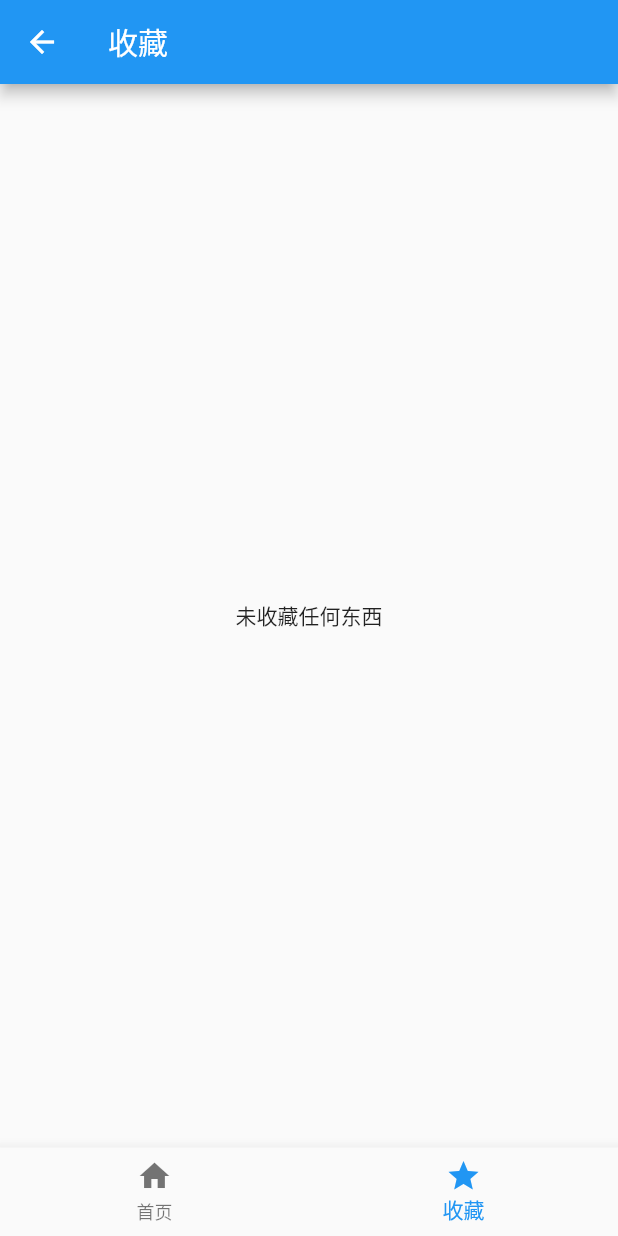
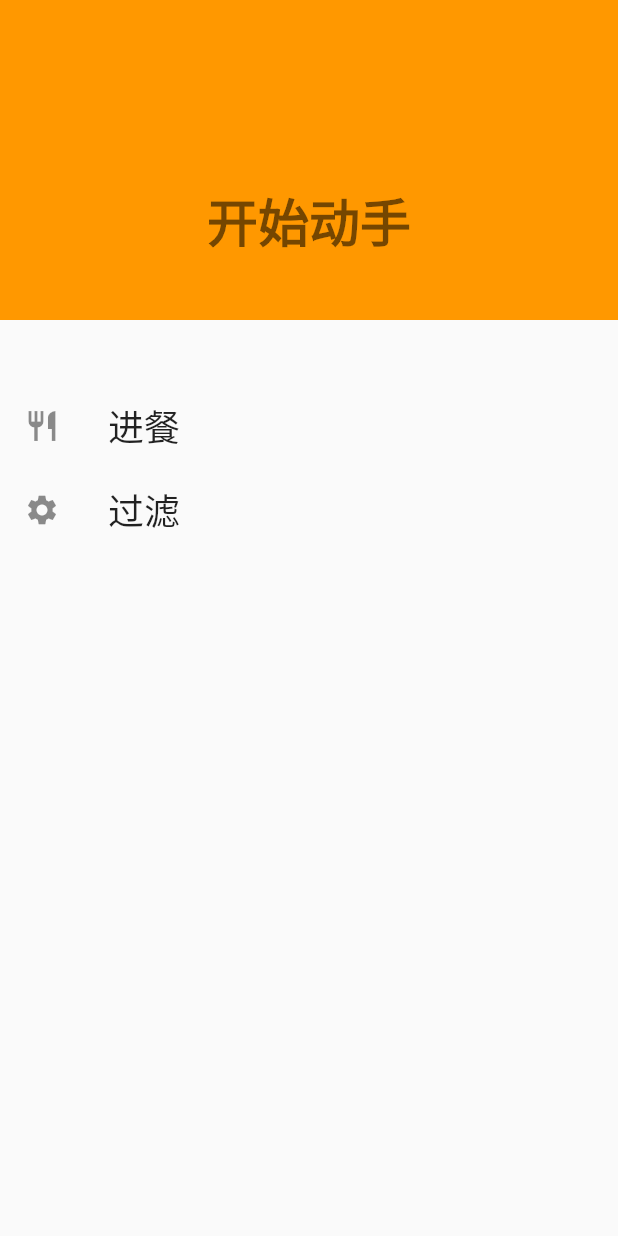
Before and after one commit to svran/flutter-learning, a Flutter app: the SvranMainScreen screen opened directly, item 2 of the bottom bar chosen, with the side drawer open (before the commit the screen has no drawer), on a phone screen of 412 x 824 dp. Run offline on Flutter 3.47's test engine with Material 2 defaults, Android fonts, the phone set to English and light mode, and no system bars; drawn by our look-alikes of oktoast; our stand-ins replace dio, event_bus, logger; network calls fail.

Commit message:
_ 学习中.... 练习 重新优化屏幕适配

```diff
--- a/lib/app/main.dart
+++ b/lib/app/main.dart
@@ -5,6 +5,7 @@ import 'package:provider/provider.dart';
 import 'package:svran_flutter_study/app/core/router/routes.dart';
 import 'package:svran_flutter_study/app/core/view_model/init_providers_view_model.dart';
 import 'package:svran_flutter_study/app/ui/shared/app_theme.dart';
+import 'package:svran_flutter_study/app/ui/shared/svran_pixel.dart';
 import 'package:svran_flutter_study/study/screen_adaptation/size_fit.dart';
 
 import '../public_code.dart';
@@ -18,6 +19,8 @@ class App extends StatelessWidget {
   @override
   Widget build(BuildContext context) {
     SvranSizeFit.init();
+    return SvranPixel(
+      builder: (context) {
         return OKToast(
           animationBuilder: const Miui10AnimBuilder(),
           backgroundColor: Colors.black.withAlpha(0x99),
@@ -36,5 +39,7 @@ class App extends StatelessWidget {
             darkTheme: AppTheme.darkTheme,
           ),
         );
+      },
+    );
   }
 }
--- a/lib/app/ui/pages/home/home_category_item.dart
+++ b/lib/app/ui/pages/home/home_category_item.dart
@@ -1,7 +1,5 @@
 import 'package:flutter/material.dart';
 import 'package:svran_flutter_study/app/core/model/category_model.dart';
-import 'package:svran_flutter_study/app/core/services/json_parse.dart';
-import 'package:svran_flutter_study/app/ui/pages/main/main.dart';
 import 'package:svran_flutter_study/app/ui/pages/meal/meal.dart';
 import 'package:svran_flutter_study/ext/toast/svran_toast.dart';
 import 'package:svran_flutter_study/study/screen_adaptation/size_fit.dart';
--- a/lib/app/ui/pages/home/home_content.dart
+++ b/lib/app/ui/pages/home/home_content.dart
@@ -1,8 +1,6 @@
-import 'package:flutter/gestures.dart';
 import 'package:flutter/material.dart';
 import 'package:svran_flutter_study/app/core/model/category_model.dart';
 import 'package:svran_flutter_study/app/core/services/json_parse.dart';
-import 'package:svran_flutter_study/public_code.dart';
 import 'package:svran_flutter_study/study/screen_adaptation/size_fit.dart';
 
 import 'home_category_item.dart';
--- /dev/null
+++ b/lib/app/ui/pages/home/home_drawer.dart
@@ -0,0 +1,47 @@
+import 'package:flutter/material.dart';
+import 'package:svran_flutter_study/app/ui/pages/filter/filter.dart';
+import 'package:svran_flutter_study/study/screen_adaptation/size_fit.dart';
+
+class SvranHomeDrawer extends StatelessWidget {
+  const SvranHomeDrawer({Key? key}) : super(key: key);
+
+  @override
+  Widget build(BuildContext context) {
+    return SizedBox(
+      width: 250.px,
+      child: Drawer(
+        child: Column(
+          children: [
+            buildHeaderView(context),
+            buildListTile(context, const Icon(Icons.restaurant), "进餐", () {
+              Navigator.pop(context);
+            }),
+            buildListTile(context, const Icon(Icons.settings), "过滤", () {
+              // Navigator.pop(context);
+              Navigator.pushNamed(context, SvranFilterScreen.routeName);
+            }),
+          ],
+        ),
+      ),
+    );
+  }
+
+  buildHeaderView(BuildContext context) {
+    return Container(
+      margin: EdgeInsets.only(bottom: 20.px),
+      color: Colors.orange,
+      width: double.infinity,
+      height: 100.px,
+      alignment: const Alignment(0, 0.5),
+      child: Text('开始动手', style: Theme.of(context).textTheme.headline4?.copyWith(fontWeight: FontWeight.bold)),
+    );
+  }
+
+  buildListTile(BuildContext context, Widget icon, String text, GestureTapCallback handler) {
+    return ListTile(
+      onTap: handler,
+      leading: icon,
+      title: Text(text, style: Theme.of(context).textTheme.headline5),
+    );
+  }
+}
--- a/lib/app/ui/pages/main/main.dart
+++ b/lib/app/ui/pages/main/main.dart
@@ -1,4 +1,5 @@
 import 'package:flutter/material.dart';
+import 'package:svran_flutter_study/app/ui/pages/home/home_drawer.dart';
 
 import 'init_items.dart';
 
@@ -30,6 +31,7 @@ class _SvranMainScreenState extends State<SvranMainScreen> {
         currentIndex: _currentIndex,
         items: items,
       ),
+      drawer: const SvranHomeDrawer(),
     );
   }
 }
```
Also changed, not shown: lib/app/core/router/routes.dart (+9 -1 lines), lib/app/core/view_model/filter_view_model.dart (added, +36 -0 lines), lib/app/core/view_model/init_providers_view_model.dart (+13 -2 lines), lib/app/core/view_model/meal_view_model.dart (+16 -1 lines), lib/app/ui/pages/filter/filter.dart (added, +18 -0 lines), lib/app/ui/pages/filter/filter_content.dart (added, +59 -0 lines), lib/app/ui/pages/home/home.dart (+3 -12 lines), lib/app/ui/pages/home/home_app_bar.dart (added, +34 -0 lines), lib/app/ui/shared/svran_pixel.dart (added, +64 -0 lines), lib/study/router/svran_router.dart (+9 -0 lines), lib/study/screen_adaptation/size_fit.dart (+2 -6 lines). Lines whose indentation alone changed are shown as unchanged.
